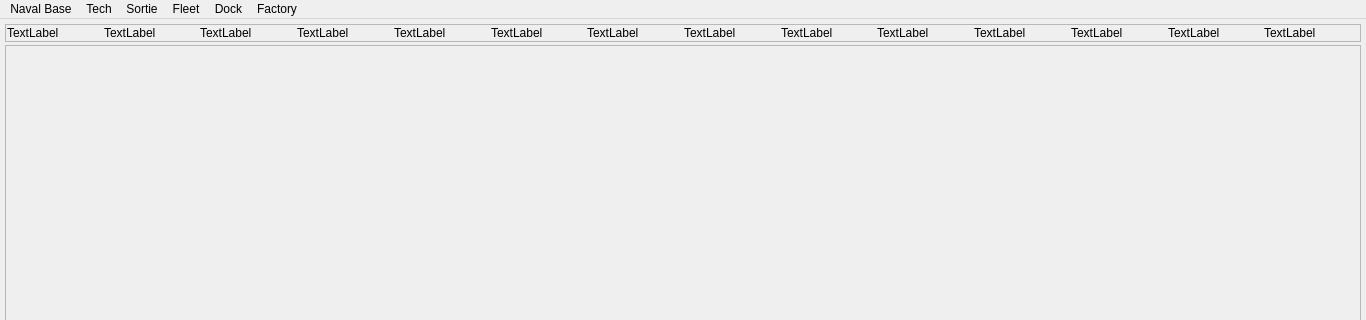
Old version of the form FleetMemories/ClientGUI/ui/mainwindow.ui in the repository ibicdlcod/GuoMuoRuoProject; both pictures show x 0 to 1366 and y 0 to 320 of the 1366 by 768 pixel window.
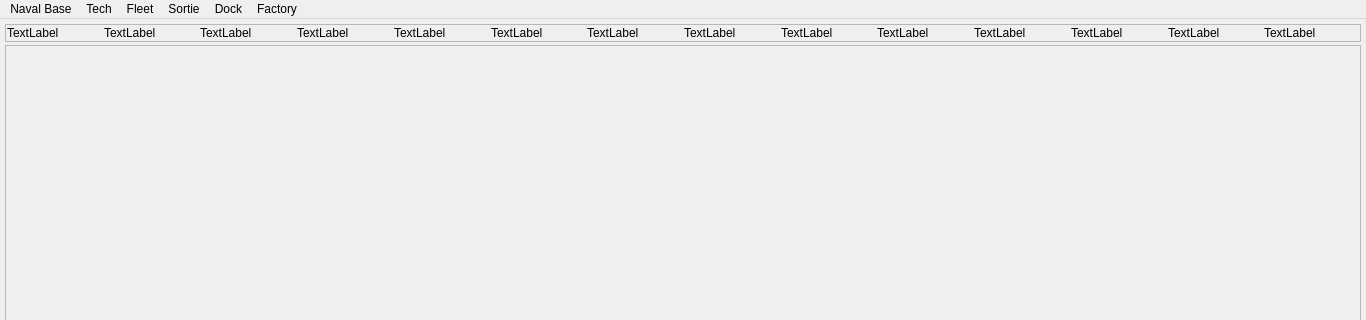
New version of the form.

Diff of the .ui file:
```diff
--- a/FleetMemories/ClientGUI/ui/mainwindow.ui
+++ b/FleetMemories/ClientGUI/ui/mainwindow.ui
@@ -394,8 +394,8 @@
    </widget>
    <addaction name="menuNaval_Base"/>
    <addaction name="menuTech"/>
-   <addaction name="menuSortie"/>
    <addaction name="menuFleet"/>
+   <addaction name="menuSortie"/>
    <addaction name="menuDock"/>
    <addaction name="menuFactory"/>
   </widget>
```
